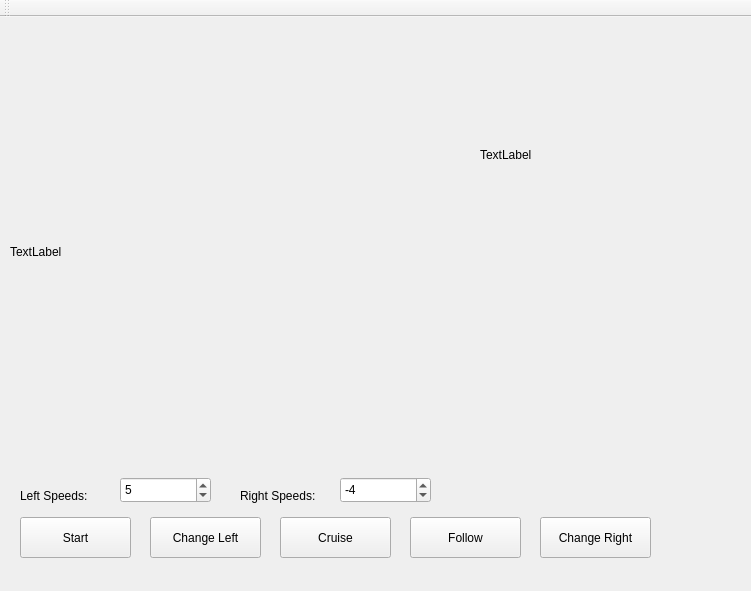
hector-aviles/AIRJ2024, file catkin_ws/src/simple_gui/src/MainWindow.ui: the form before one commit.
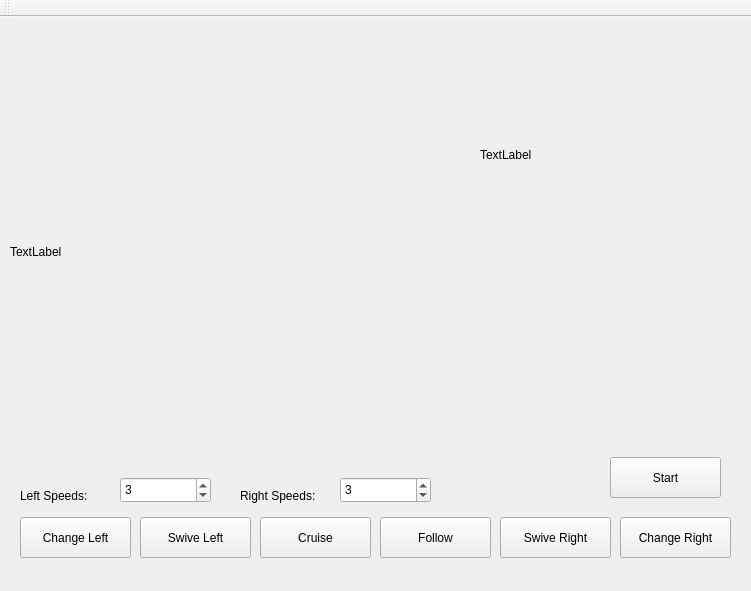
The form after the commit.

```diff
--- a/catkin_ws/src/simple_gui/src/MainWindow.ui
+++ b/catkin_ws/src/simple_gui/src/MainWindow.ui
@@ -64,8 +64,8 @@
    <widget class="QPushButton" name="btnStart">
     <property name="geometry">
      <rect>
-      <x>20</x>
-      <y>500</y>
+      <x>610</x>
+      <y>440</y>
       <width>111</width>
       <height>41</height>
      </rect>
@@ -77,7 +77,7 @@
    <widget class="QPushButton" name="btnChangeLeft">
     <property name="geometry">
      <rect>
-      <x>150</x>
+      <x>20</x>
       <y>500</y>
       <width>111</width>
       <height>41</height>
@@ -90,7 +90,7 @@
    <widget class="QPushButton" name="btnCruise">
     <property name="geometry">
      <rect>
-      <x>280</x>
+      <x>260</x>
       <y>500</y>
       <width>111</width>
       <height>41</height>
@@ -103,7 +103,7 @@
    <widget class="QPushButton" name="btnFollow">
     <property name="geometry">
      <rect>
-      <x>410</x>
+      <x>380</x>
       <y>500</y>
       <width>111</width>
       <height>41</height>
@@ -116,7 +116,7 @@
    <widget class="QPushButton" name="btnChangeRight">
     <property name="geometry">
      <rect>
-      <x>540</x>
+      <x>620</x>
       <y>500</y>
       <width>111</width>
       <height>41</height>
@@ -155,7 +155,7 @@
      <number>20</number>
     </property>
     <property name="value">
-     <number>5</number>
+     <number>3</number>
     </property>
    </widget>
    <widget class="QLabel" name="label_2">
@@ -187,7 +187,33 @@
      <number>20</number>
     </property>
     <property name="value">
-     <number>-4</number>
+     <number>3</number>
+    </property>
+   </widget>
+   <widget class="QPushButton" name="btnSwiveRight">
+    <property name="geometry">
+     <rect>
+      <x>500</x>
+      <y>500</y>
+      <width>111</width>
+      <height>41</height>
+     </rect>
+    </property>
+    <property name="text">
+     <string>Swive Right</string>
+    </property>
+   </widget>
+   <widget class="QPushButton" name="btnSwiveLeft">
+    <property name="geometry">
+     <rect>
+      <x>140</x>
+      <y>500</y>
+      <width>111</width>
+      <height>41</height>
+     </rect>
+    </property>
+    <property name="text">
+     <string>Swive Left</string>
     </property>
    </widget>
   </widget>
```
